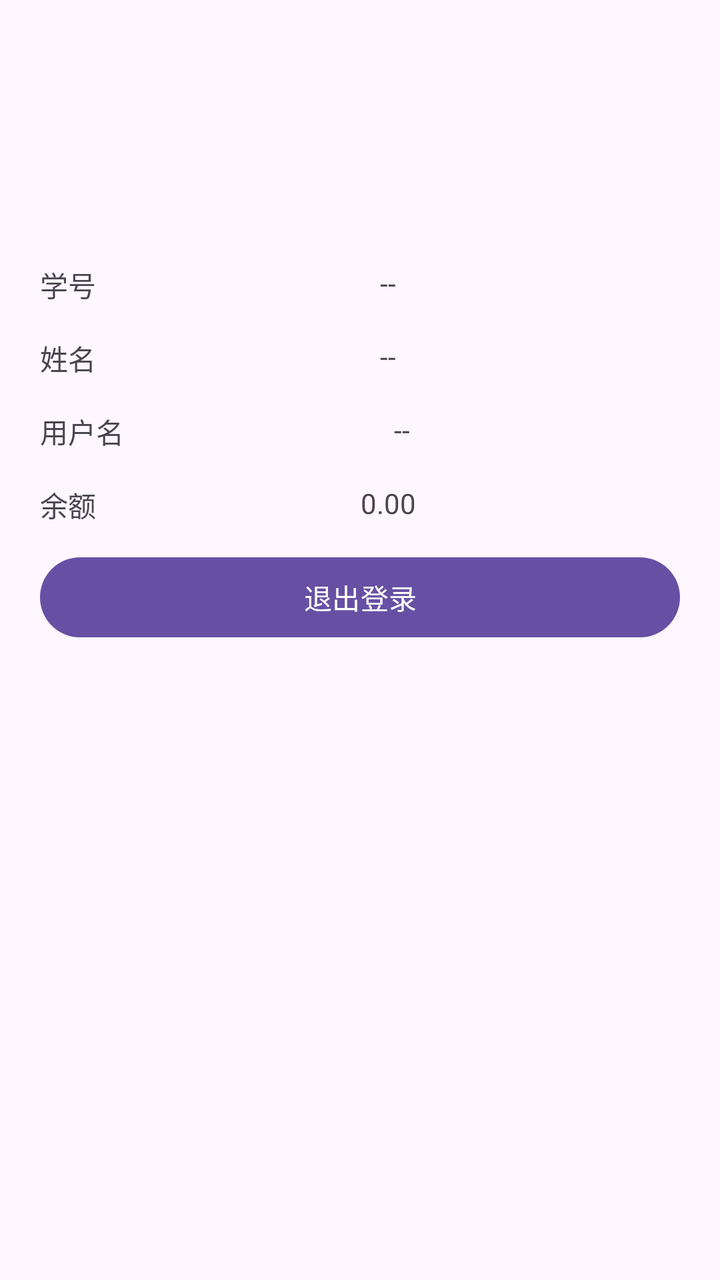
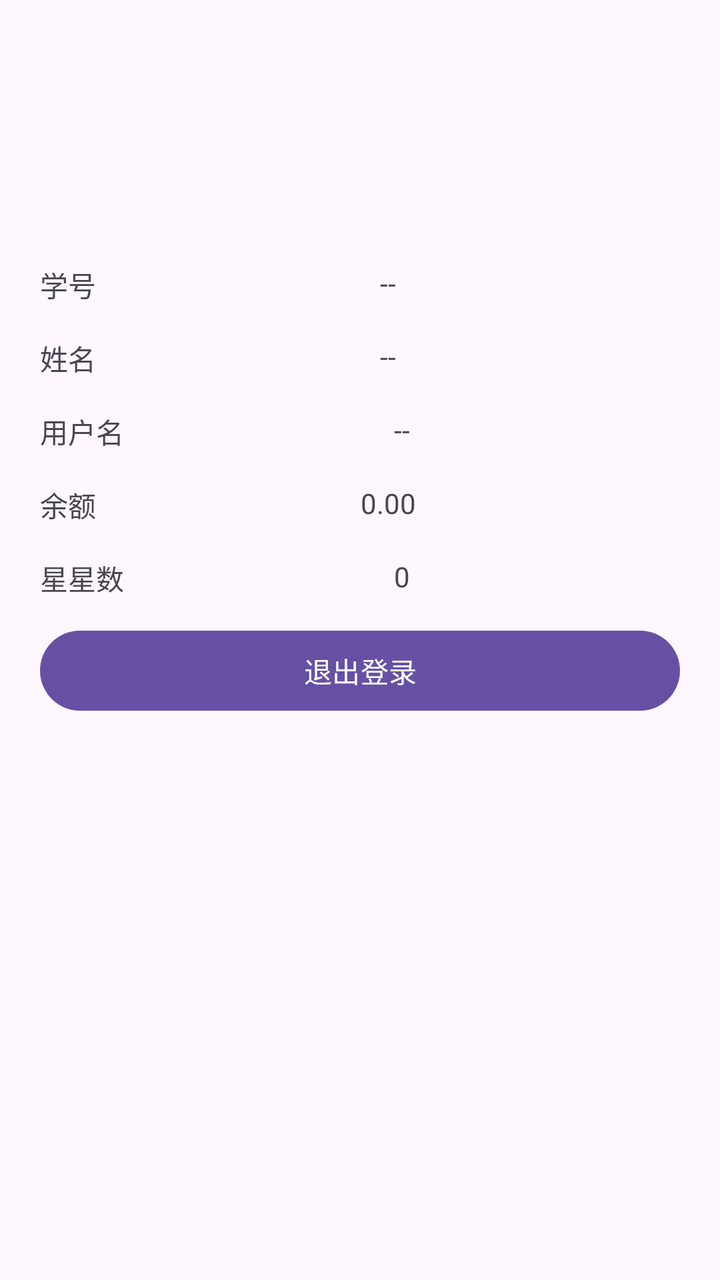

An Android layout rendered at two revisions. The XML below is the earlier revision; the diff shows what the commit changed to produce the second picture.
<!-- AndroidManifest.xml: application theme Theme.TESTD -->
<!-- res/layout/fragment_profile.xml -->
<?xml version="1.0" encoding="utf-8"?>
<androidx.constraintlayout.widget.ConstraintLayout xmlns:android="http://schemas.android.com/apk/res/android"
    xmlns:app="http://schemas.android.com/apk/res-auto"
    android:layout_width="match_parent"
    android:layout_height="match_parent"
    android:padding="20dp">

    <ImageView
        android:id="@+id/ivAvatar"
        android:layout_width="96dp"
        android:layout_height="96dp"
        android:contentDescription="@string/avatar"
        app:layout_constraintEnd_toEndOf="parent"
        app:layout_constraintStart_toStartOf="parent"
        app:layout_constraintTop_toTopOf="parent" />

    <TextView
        android:id="@+id/labelStudentId"
        android:layout_width="wrap_content"
        android:layout_height="wrap_content"
        android:layout_marginTop="16dp"
        android:text="@string/student_id_label"
        app:layout_constraintStart_toStartOf="parent"
        app:layout_constraintTop_toBottomOf="@id/ivAvatar" />

    <TextView
        android:id="@+id/tvStudentId"
        android:layout_width="0dp"
        android:layout_height="wrap_content"
        android:text="--"
        app:layout_constraintEnd_toEndOf="parent"
        app:layout_constraintStart_toEndOf="@id/labelStudentId"
        app:layout_constraintTop_toTopOf="@id/labelStudentId"
        app:layout_constraintWidth_default="wrap" />

    <TextView
        android:id="@+id/labelName"
        android:layout_width="wrap_content"
        android:layout_height="wrap_content"
        android:layout_marginTop="16dp"
        android:text="@string/name_label"
        app:layout_constraintStart_toStartOf="parent"
        app:layout_constraintTop_toBottomOf="@id/labelStudentId" />

    <TextView
        android:id="@+id/tvName"
        android:layout_width="0dp"
        android:layout_height="wrap_content"
        android:text="--"
        app:layout_constraintEnd_toEndOf="parent"
        app:layout_constraintStart_toEndOf="@id/labelName"
        app:layout_constraintTop_toTopOf="@id/labelName"
        app:layout_constraintWidth_default="wrap" />

    <TextView
        android:id="@+id/labelUsername"
        android:layout_width="wrap_content"
        android:layout_height="wrap_content"
        android:layout_marginTop="16dp"
        android:text="@string/username_label"
        app:layout_constraintStart_toStartOf="parent"
        app:layout_constraintTop_toBottomOf="@id/labelName" />

    <TextView
        android:id="@+id/tvUsername"
        android:layout_width="0dp"
        android:layout_height="wrap_content"
        android:text="--"
        android:clickable="true"
        android:focusable="true"
        app:layout_constraintEnd_toEndOf="parent"
        app:layout_constraintStart_toEndOf="@id/labelUsername"
        app:layout_constraintTop_toTopOf="@id/labelUsername"
        app:layout_constraintWidth_default="wrap" />

    <TextView
        android:id="@+id/labelBalance"
        android:layout_width="wrap_content"
        android:layout_height="wrap_content"
        android:layout_marginTop="16dp"
        android:text="@string/balance_label"
        app:layout_constraintStart_toStartOf="parent"
        app:layout_constraintTop_toBottomOf="@id/labelUsername" />

    <TextView
        android:id="@+id/tvBalance"
        android:layout_width="0dp"
        android:layout_height="wrap_content"
        android:text="0.00"
        app:layout_constraintEnd_toEndOf="parent"
        app:layout_constraintStart_toEndOf="@id/labelBalance"
        app:layout_constraintTop_toTopOf="@id/labelBalance"
        app:layout_constraintWidth_default="wrap" />

    <EditText
        android:id="@+id/etUsername"
        android:layout_width="0dp"
        android:layout_height="wrap_content"
        android:layout_marginTop="24dp"
        android:hint="@string/username_hint"
        android:visibility="gone"
        app:layout_constraintEnd_toEndOf="parent"
        app:layout_constraintStart_toStartOf="parent"
        app:layout_constraintTop_toBottomOf="@id/labelBalance" />

    <Button
        android:id="@+id/btnUpdateUsername"
        android:layout_width="0dp"
        android:layout_height="wrap_content"
        android:layout_marginTop="12dp"
        android:text="@string/confirm"
        android:visibility="gone"
        app:layout_constraintEnd_toEndOf="parent"
        app:layout_constraintStart_toStartOf="parent"
        app:layout_constraintTop_toBottomOf="@id/etUsername" />

    <Button
        android:id="@+id/btnLogout"
        android:layout_width="0dp"
        android:layout_height="wrap_content"
        android:layout_marginTop="12dp"
        android:text="@string/logout"
        app:layout_constraintEnd_toEndOf="parent"
        app:layout_constraintStart_toStartOf="parent"
        app:layout_constraintTop_toBottomOf="@id/btnUpdateUsername" />

</androidx.constraintlayout.widget.ConstraintLayout>
<!-- resources referenced by this layout -->
<resources>
  <string name="avatar">头像</string>
  <string name="balance_label">余额</string>
  <string name="confirm">确定</string>
  <string name="logout">退出登录</string>
  <string name="name_label">姓名</string>
  <string name="student_id_label">学号</string>
  <string name="username_hint">请输入新的用户名</string>
  <string name="username_label">用户名</string>
  <style name="Theme.TESTD" parent="Base.Theme.TESTD" />
  <style name="Base.Theme.TESTD" parent="Theme.Material3.DayNight.NoActionBar">
          
          
      </style>
</resources>

<!-- the commit's change to res/layout/fragment_profile.xml (unified diff, before → after) -->
@@ -92,6 +92,25 @@
         app:layout_constraintTop_toTopOf="@id/labelBalance"
         app:layout_constraintWidth_default="wrap" />
 
+    <TextView
+        android:id="@+id/labelStars"
+        android:layout_width="wrap_content"
+        android:layout_height="wrap_content"
+        android:layout_marginTop="16dp"
+        android:text="@string/stars_label"
+        app:layout_constraintStart_toStartOf="parent"
+        app:layout_constraintTop_toBottomOf="@id/labelBalance" />
+
+    <TextView
+        android:id="@+id/tvStars"
+        android:layout_width="0dp"
+        android:layout_height="wrap_content"
+        android:text="0"
+        app:layout_constraintEnd_toEndOf="parent"
+        app:layout_constraintStart_toEndOf="@id/labelStars"
+        app:layout_constraintTop_toTopOf="@id/labelStars"
+        app:layout_constraintWidth_default="wrap" />
+
     <EditText
         android:id="@+id/etUsername"
         android:layout_width="0dp"
@@ -101,7 +120,7 @@
         android:visibility="gone"
         app:layout_constraintEnd_toEndOf="parent"
         app:layout_constraintStart_toStartOf="parent"
-        app:layout_constraintTop_toBottomOf="@id/labelBalance" />
+        app:layout_constraintTop_toBottomOf="@id/labelStars" />
 
     <Button
         android:id="@+id/btnUpdateUsername"
<!-- resource entries referenced after the edit -->
@@ -5,6 +5,7 @@
   <string name="confirm">确定</string>
   <string name="logout">退出登录</string>
   <string name="name_label">姓名</string>
+  <string name="stars_label">星星数</string>
   <string name="student_id_label">学号</string>
   <string name="username_hint">请输入新的用户名</string>
   <string name="username_label">用户名</string>
